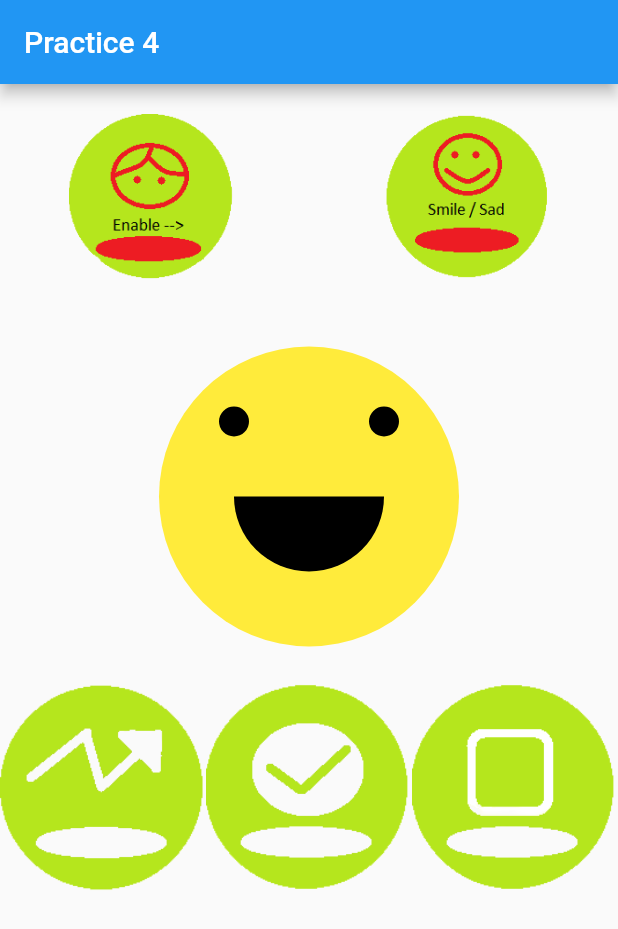
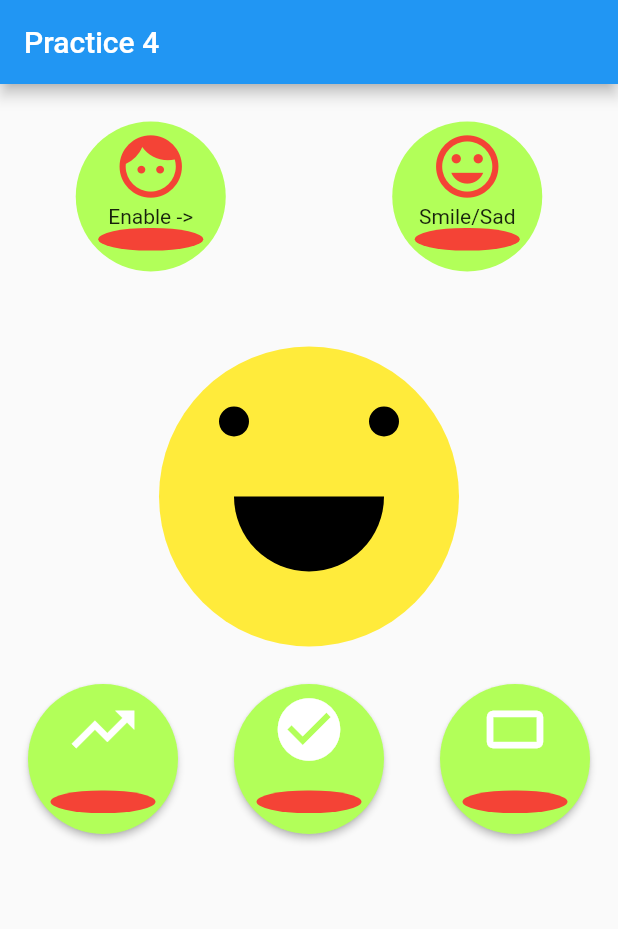
Before and after one commit to samuell324/practice_4, a Flutter app: the screen it shows after launch, on a phone screen of 412 x 824 dp. Shown: the top 929 px of the screen. Run offline on Flutter 3.47's test engine with Material 2 defaults, Android fonts, the phone set to English and light mode, and no system bars.

Commit message:
implement custom button for bottom button group

```diff
--- a/lib/smileWidget.dart
+++ b/lib/smileWidget.dart
@@ -1,4 +1,5 @@
 import 'package:flutter/material.dart';
+import 'package:practice4/customButton.dart';
 import 'smileBody.dart';
 import 'smileMouth.dart';
 
@@ -25,10 +26,10 @@ class _MainWidgetState extends State<MainWidget>
   @override
   Widget build(BuildContext context) {
     return Scaffold(
-      appBar: AppBar (
-        title: Text ('Practice 4'),
+      appBar: AppBar(
+        title: Text('Practice 4'),
       ),
-      body: Column(
+      body: ListView(
         children: [
           Container(
               height: 150,
@@ -38,33 +39,26 @@ class _MainWidgetState extends State<MainWidget>
                     mainAxisAlignment: MainAxisAlignment.center,
                     children: [
                       Expanded(
-                        child: GestureDetector(
-                          onTap: () => setState(() {
-                            if (tapValue == 0) {
-                              tapValue++;
-                              animController.forward();
-                            } else {
-                              tapValue--;
-                              animController.reverse();
-                            }
-                          }),
-                          child: Container(
-                            child: Image.asset('assets/images/enableAsset.png'),
-                          ),
+                          child: CustomButton(
+                        text: Text('Enable ->'),
+                        icon: Icon(
+                          Icons.face,
+                          color: Colors.red,
+                          size: 50,
                         ),
-                      ),
+                      )),
                       SizedBox(
                         width: 50,
                       ),
                       Expanded(
-                        child: GestureDetector(
-                          child: Container(
-                            child: Image.asset(tapValue == 1
-                                ? 'assets/images/sadButton.png'
-                                : 'assets/images/smileButton.png'),
-                          ),
+                          child: CustomButton(
+                        text: Text('Smile/Sad'),
+                        icon: Icon(
+                          Icons.tag_faces,
+                          color: Colors.red,
+                          size: 50,
                         ),
-                      )
+                      ))
                     ],
                   ))),
           Container(
@@ -86,36 +80,60 @@ class _MainWidgetState extends State<MainWidget>
             mainAxisAlignment: MainAxisAlignment.center,
             children: [
               Expanded(
-                child: GestureDetector(
-                  onTap: () => setState(() {
+                child: CustomButton(
+                  text: Text(''),
+                  onPressed: () => setState(() {
                     _radioValue = 0;
                   }),
-                  child: Container(
-                      child: Image.asset(_radioValue == 0
-                          ? 'assets/images/asset1.png'
-                          : 'assets/images/asset1_en.png')),
+                  icon: _radioValue == 0
+                      ? Icon(
+                          Icons.trending_up,
+                          color: Colors.red,
+                          size: 50,
+                        )
+                      : Icon(
+                          Icons.trending_up,
+                          color: Colors.white,
+                          size: 50,
+                        ),
                 ),
               ),
               Expanded(
-                child: GestureDetector(
-                  onTap: () => setState(() {
+                child: CustomButton(
+                  text: Text(''),
+                  onPressed: () => setState(() {
                     _radioValue = 1;
                   }),
-                  child: Container(
-                      child: Image.asset(_radioValue == 1
-                          ? 'assets/images/asset2.png'
-                          : 'assets/images/asset2_en.png')),
+                  icon: _radioValue == 1
+                      ? Icon(
+                          Icons.check_circle,
+                          color: Colors.red,
+                          size: 50,
+                        )
+                      : Icon(
+                          Icons.check_circle,
+                          color: Colors.white,
+                          size: 50,
+                        ),
                 ),
               ),
               Expanded(
-                child: GestureDetector(
-                  onTap: () => setState(() {
+                child: CustomButton(
+                  text: Text(''),
+                  onPressed: () => setState(() {
                     _radioValue = 2;
                   }),
-                  child: Container(
-                      child: Image.asset(_radioValue == 2
-                          ? 'assets/images/asset3.png'
-                          : 'assets/images/asset3_en.png')),
+                  icon: _radioValue == 2
+                      ? Icon(
+                          Icons.crop_3_2,
+                          color: Colors.red,
+                          size: 50,
+                        )
+                      : Icon(
+                          Icons.crop_3_2,
+                          color: Colors.white,
+                          size: 50,
+                        ),
                 ),
               ),
             ],
```
